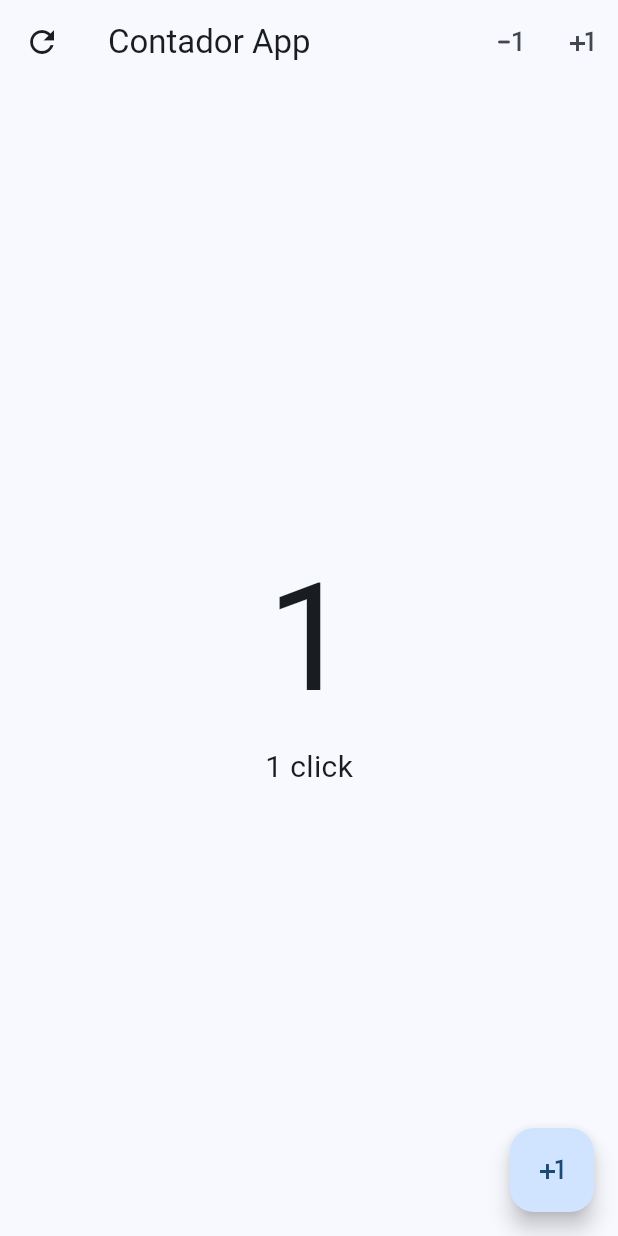
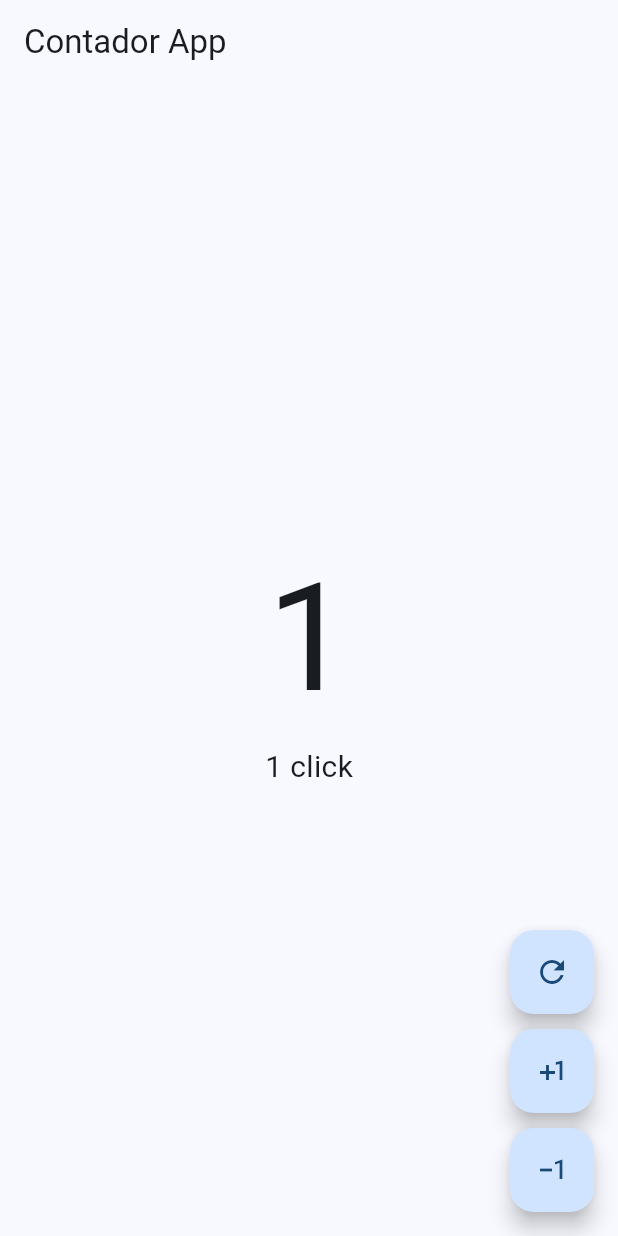
Before and after one commit to programadorlcgv/Contador_Flutter, a Flutter app: the screen it shows after launch, after a tap on the "plus one" icon, on a phone screen of 412 x 824 dp. Run offline on Flutter 3.47's test engine with Material 3 defaults, Android fonts, the phone set to English and light mode, and no system bars.

Commit message:
Reubicación de botones: eliminados del AppBar y añadidos en la esquina inferior derecha para mejor visibilidad

```diff
--- a/contador_app/lib/presentation/screens/counter_functions_screen.dart
+++ b/contador_app/lib/presentation/screens/counter_functions_screen.dart
@@ -18,28 +18,7 @@ class _CounterFuntionsScreenState extends State<CounterFuntionsScreen> {
     return Scaffold(
       appBar: AppBar(
         title: Text('Contador App'),
-        leading: IconButton(
-          onPressed: () {
-            setState(() {
-              clickCounter = 0;
-            });
-          },
-          icon: Icon(Icons.refresh)
-        ),
-        actions: [
-          IconButton(
-            onPressed: (){
-              setState(() {
-                clickCounter--;
-              });
-            }, icon: Icon(Icons.exposure_minus_1_rounded)
-          ),IconButton(
-            onPressed: (){
-              setState(() {
-                clickCounter++;
-              });
-            }, icon: Icon(Icons.plus_one_outlined))
-        ],
+
       ),
       body: Center(
         child: Column(
@@ -50,15 +29,45 @@ class _CounterFuntionsScreenState extends State<CounterFuntionsScreen> {
           ],
         ),
       ),
-      floatingActionButton: FloatingActionButton(
-        onPressed: () {
-          setState(() {
+      floatingActionButton: Column(
+        mainAxisAlignment: MainAxisAlignment.end,
+        spacing: 10,
+        children: [
+          FloatingActionButton(
+
+            onPressed: () {
+            setState(() {
+            clickCounter = 0;
+             });
+            },
+
+            child: Icon(Icons.refresh),
+          ),
+
+          FloatingActionButton(
+
+            onPressed: () {
+            setState(() {
             clickCounter++;
-          });
+             });
+            },
 
-        },
-        child: Icon(Icons.plus_one_outlined),
-      ),
+            child: Icon(Icons.plus_one_outlined),
+          ),
+
+           FloatingActionButton(
+
+            onPressed: () {
+            setState(() {
+              if(clickCounter == 0) return;
+              clickCounter--;
+             });
+            },
+
+            child: Icon(Icons.exposure_minus_1_outlined),
+          ),
+        ],
+      )
     );
   }
 }
```
